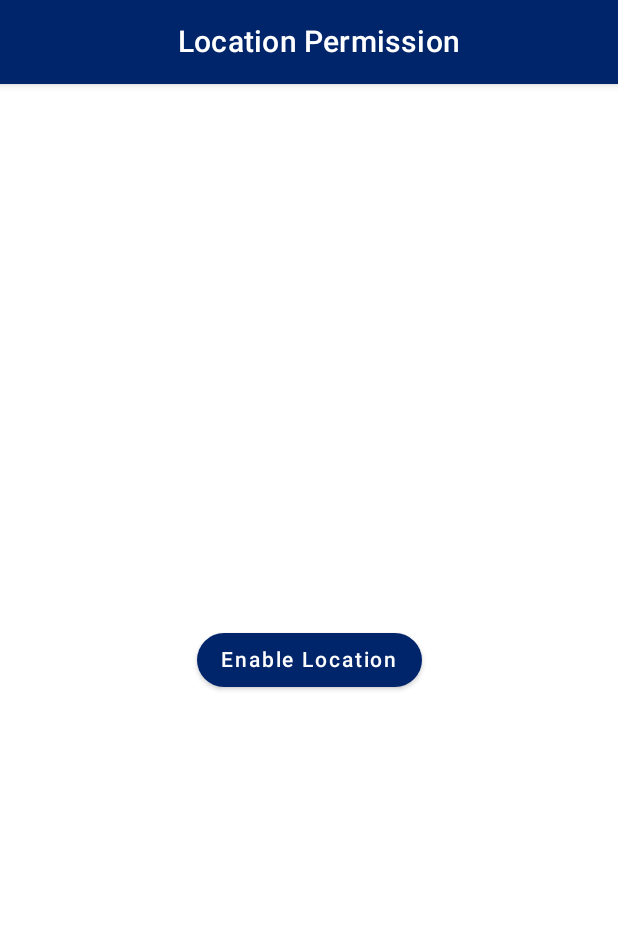
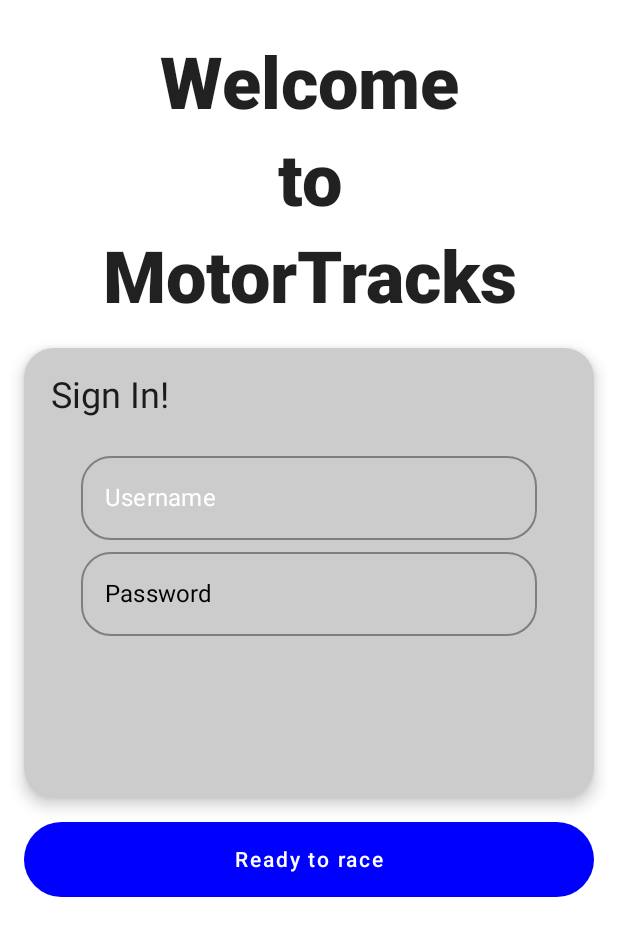
Before and after one commit to LoryBug/ComponentiKotlinCompose, an Android app built with Jetpack Compose: the screen it shows after launch (MainActivity), on a phone screen of 412 x 824 dp. Shown: the top 936 px of the screen. Run offline under Robolectric (Android 15) with nearby library versions, the phone set to English and light mode, and no system bars.

Commit message:
add loginScreen

```diff
--- a/app/build.gradle
+++ b/app/build.gradle
@@ -80,4 +80,5 @@ dependencies {
     implementation 'org.jetbrains.kotlinx:kotlinx-coroutines-core:1.5.2'
     implementation 'org.jetbrains.kotlinx:kotlinx-coroutines-android:1.5.2'
     //permessi
+    implementation "com.google.accompanist:accompanist-permissions:0.20.2"
 }
--- a/app/src/main/java/com/example/provacomponenti/CommonItem/FAB.kt
+++ b/app/src/main/java/com/example/provacomponenti/CommonItem/FAB.kt
@@ -8,11 +8,13 @@ import androidx.compose.runtime.Composable
 import androidx.compose.ui.res.painterResource
 import androidx.compose.ui.unit.dp
 import androidx.navigation.NavController
+
 import com.example.provacomponenti.R
 
 @Composable
 fun FloatingActionButtons(navController: NavController){
-    val fabNav = "maps"
+    val fabNav = "permission"
+
     FloatingActionButton(
         onClick = { navController.navigate(fabNav) {
         navController.graph.startDestinationRoute?.let { route ->
--- a/app/src/main/java/com/example/provacomponenti/CommonItem/TopBarSecondary.kt
+++ b/app/src/main/java/com/example/provacomponenti/CommonItem/TopBarSecondary.kt
@@ -13,13 +13,13 @@ import androidx.compose.ui.unit.dp
 import androidx.navigation.NavController
 
 @Composable
-fun TopBarSec(string: String){
-    val navArrow = "home"
+fun TopBarSec(string: String,navController: NavController){
     TopAppBar(
         title = { Text(string) },
         elevation = 4.dp,
         navigationIcon = {
             IconButton(onClick = {
+                navController.popBackStack()
             }) {
                 Icon(Icons.Filled.ArrowBack, contentDescription = null)
             }
--- a/app/src/main/java/com/example/provacomponenti/Home/HomeScreen.kt
+++ b/app/src/main/java/com/example/provacomponenti/Home/HomeScreen.kt
@@ -38,10 +38,6 @@ fun HomeScreen() {
                         modifier = Modifier
                             .padding(top = 12.dp)
                             .fillMaxWidth(0.8f),
-                        border = BorderStroke(
-                            2.dp,
-                            MaterialTheme.colors.primary
-                        ),
                         shape = MaterialTheme.shapes.medium,
                         elevation = 4.dp
                     ) {
--- /dev/null
+++ b/app/src/main/java/com/example/provacomponenti/Login/LoginScreen.kt
@@ -0,0 +1,184 @@
+package com.example.provacomponenti.Login
+
+import androidx.compose.foundation.interaction.MutableInteractionSource
+import androidx.compose.foundation.layout.*
+import androidx.compose.foundation.lazy.LazyColumn
+import androidx.compose.foundation.shape.CircleShape
+import androidx.compose.foundation.text.KeyboardOptions
+import androidx.compose.material.*
+import androidx.compose.runtime.*
+import androidx.compose.ui.Alignment
+import androidx.compose.ui.Modifier
+import androidx.compose.ui.draw.clip
+import androidx.compose.ui.graphics.Color
+import androidx.compose.ui.text.font.FontWeight
+import androidx.compose.ui.text.input.*
+import androidx.compose.ui.text.style.TextAlign
+import androidx.compose.ui.unit.dp
+
+
+
+@Composable
+fun Login(onLoginSuccess: () -> Unit) {
+    Scaffold() {
+        //TextFields
+        var username by remember { mutableStateOf(TextFieldValue("")) }
+        var password by remember { mutableStateOf(TextFieldValue("")) }
+        var hasError by remember { mutableStateOf(false) }
+        var passwordVisualTransformation by remember {
+            mutableStateOf<VisualTransformation>(
+                PasswordVisualTransformation()
+            )
+        }
+        val usernameInteractionState = remember { MutableInteractionSource() }
+        val passwordInteractionState = remember { MutableInteractionSource() }
+
+        LazyColumn(
+            modifier = Modifier
+                .fillMaxSize()
+                .padding(horizontal = 16.dp)
+        ) {
+            item { Spacer(modifier = Modifier.height(20.dp)) }
+            item {
+                Column(
+                    modifier = Modifier.fillMaxWidth(),
+                    horizontalAlignment = Alignment.CenterHorizontally
+                ) {
+                    Text(
+                        text = "Welcome",
+                        style = MaterialTheme.typography.h3.copy(
+                            fontWeight = FontWeight.ExtraBold,
+                            textAlign = TextAlign.Center
+                        ),
+                        modifier = Modifier.padding(top = 8.dp)
+                    )
+                    Text(
+                        text = "to",
+                        style = MaterialTheme.typography.h3.copy(
+                            fontWeight = FontWeight.ExtraBold,
+                            textAlign = TextAlign.Center
+                        ),
+                        modifier = Modifier.padding(top = 8.dp)
+                    )
+                    Text(
+                        text = "MotorTracks",
+                        style = MaterialTheme.typography.h3.copy(
+                            fontWeight = FontWeight.ExtraBold,
+                            textAlign = TextAlign.Center
+                        ),
+                        modifier = Modifier.padding(top = 8.dp)
+                    )
+
+                }
+
+            }
+            item { Spacer(modifier = Modifier.height(18.dp)) }
+            item {
+                Card(
+
+                    modifier = Modifier
+                        .fillMaxWidth(1f)
+                        .height(300.dp),
+                    backgroundColor = Color.LightGray,
+                    elevation = 6.dp,
+                    shape = MaterialTheme.shapes.small,
+
+
+                    ) {
+                    Column(horizontalAlignment = Alignment.CenterHorizontally) {
+                        Row(
+                            Modifier
+                                .fillMaxWidth()
+                                .padding(6.dp)
+                        ) {
+                            Text(
+                                text = "Sign In!",
+                                style = MaterialTheme.typography.h5,
+                                modifier = Modifier.padding(
+                                    bottom = 12.dp,
+                                    top = 12.dp,
+                                    start = 12.dp
+                                )
+                            )
+                        }
+                        OutlinedTextField(
+
+                            value = username,
+                            maxLines = 1,
+                            isError = hasError,
+                            modifier = Modifier.fillMaxWidth(0.8f),
+                            keyboardOptions = KeyboardOptions(
+                                keyboardType = KeyboardType.Text,
+                                imeAction = ImeAction.Next
+                            ),
+                            label = { Text(text = "Username", color = Color.White) },
+                            placeholder = { Text("username") },
+                            onValueChange = {
+                                username = it
+                            },
+                            interactionSource = usernameInteractionState,
+
+                            )
+                        OutlinedTextField(
+                            value = password,
+                            maxLines = 1,
+                            isError = hasError,
+                            modifier = Modifier.fillMaxWidth(0.8f),
+                            keyboardOptions = KeyboardOptions(
+                                keyboardType = KeyboardType.Password,
+                                imeAction = ImeAction.Done
+                            ),
+                            label = { Text("Password", color = Color.Black) },
+                            placeholder = { Text(text = "12334444") },
+                            onValueChange = {
+                                password = it
+                            },
+                            interactionSource = passwordInteractionState,
+                            visualTransformation = passwordVisualTransformation,
+                        )
+                    }
+                }
+
+            }
+            item {
+                var loading by remember { mutableStateOf(false) }
+                Button(
+                    onClick = {
+                        if (invalidInput(username.text, password.text)) {
+                            hasError = true
+                            loading = false
+                        } else {
+                            loading = true
+                            hasError = false
+                            onLoginSuccess.invoke()
+                        }
+                    },
+                    modifier = Modifier
+                        .fillMaxWidth()
+                        .padding(vertical = 16.dp)
+                        .height(50.dp)
+                        .clip(CircleShape),
+                    colors = ButtonDefaults.buttonColors(
+                        backgroundColor = Color.Blue
+                    ),
+                    enabled = true
+                )
+                {
+                    if (loading) {
+                        HorizontalDottedProgressBar()
+                    } else {
+                        Text(
+                            text = "Ready to race",
+                            style = MaterialTheme.typography.button,
+                            color = MaterialTheme.colors.onPrimary
+                        )
+                    }
+                }
+            }
+        }
+
+    }
+
+}
+fun invalidInput(email: String, password: String) =
+    email.isBlank() || password.isBlank()
--- a/app/src/main/java/com/example/provacomponenti/MainActivity.kt
+++ b/app/src/main/java/com/example/provacomponenti/MainActivity.kt
@@ -12,17 +12,15 @@ import androidx.compose.runtime.*
 import androidx.compose.ui.Alignment
 import androidx.compose.ui.Modifier
 import androidx.compose.ui.text.style.TextAlign
-import androidx.lifecycle.ViewModelProvider
 import androidx.navigation.compose.rememberNavController
 import com.example.provacomponenti.CommonItem.DefaultSnackBar
 import com.example.provacomponenti.CommonItem.FabMaps
 import com.example.provacomponenti.CommonItem.FloatingActionButtons
 import com.example.provacomponenti.Home.BottomBar.BottomNavigationBar
+import com.example.provacomponenti.Login.Login
 import com.example.provacomponenti.Navigation.Navigation
 import com.example.provacomponenti.Permission.EnablePermissionUI
-import com.example.provacomponenti.Prova.DataBaseProva.MotorList
-import com.example.provacomponenti.Prova.DataBaseProva.ViewModelProva
-import com.example.provacomponenti.Prova.Screen.ProvaTrackScreen
+import com.example.provacomponenti.Permission.Sample
 import com.example.provacomponenti.ui.theme.ProvaComponentiTheme
 import com.example.provacomponenti.viewModel.PermissionViewModel
 
@@ -30,50 +28,14 @@ import com.example.provacomponenti.viewModel.PermissionViewModel
 class MainActivity : ComponentActivity() {
 
 
-
     override fun onCreate(savedInstanceState: Bundle?) {
         super.onCreate(savedInstanceState)
 
         setContent {
-            val scaffoldState = rememberScaffoldState()
-            val permissionViewModel = PermissionViewModel()
+
 
             ProvaComponentiTheme {
-                Surface(color = MaterialTheme.colors.background) {
-                    Scaffold(
-                        topBar = {
-                            TopAppBar(
-                                title = {
-                                    Text(
-                                        text = "Location Permission",
-                                        modifier = Modifier.fillMaxWidth(),
-                                        textAlign = TextAlign.Center
-                                    )
-                                }
-                            )
-                        },
-                        scaffoldState = scaffoldState,
-                        snackbarHost = { scaffoldState.snackbarHostState },
-                        content = { innerPadding ->
-                            Column {
-                                Box(modifier = Modifier.padding(innerPadding)) {
-                                    EnablePermissionUI(
-                                        scaffoldState = scaffoldState,
-                                        permissionViewModel = permissionViewModel
-                                    )
 
-                                    DefaultSnackBar(
-                                        snackbarHostState = scaffoldState.snackbarHostState,
-                                        modifier = Modifier.align(Alignment.BottomCenter),
-                                        onAction = {
-                                            scaffoldState.snackbarHostState.currentSnackbarData?.performAction()
-                                        }
-                                    )
-                                }
-                            }
-                        }
-                    )
-                }
                 // A surface container using the 'background' color from the theme
                 //CardNewMoto()
                 //Greetings(motors)
@@ -81,12 +43,18 @@ class MainActivity : ComponentActivity() {
                 //HomeScreen()
                 //MotorScreen()
                 //MainScreen()
+                Login {
+
+                }
                 //ProvaTrackScreen()
+
+
 
             }
         }
     }
 }
+
 
 @Composable
 fun MainScreen(
@@ -96,7 +64,7 @@ fun MainScreen(
     Scaffold(
         bottomBar = { BottomNavigationBar(navController) },
         floatingActionButton = { FloatingActionButtons(navController) },
-        ) {
+    ) {
         Navigation(navController = navController)
     }
 }
--- a/app/src/main/java/com/example/provacomponenti/Motor/MotorScreen.kt
+++ b/app/src/main/java/com/example/provacomponenti/Motor/MotorScreen.kt
@@ -13,6 +13,7 @@ import androidx.compose.ui.Alignment
 import androidx.compose.ui.Modifier
 import androidx.compose.ui.platform.LocalContext
 import androidx.compose.ui.unit.dp
+import androidx.navigation.NavController
 import com.example.provacomponenti.CardPosMotor
 import com.example.provacomponenti.CommonItem.TopBarSec
 import com.example.provacomponenti.viewModel.MainViewModel
@@ -20,10 +21,10 @@ import com.example.provacomponenti.Motor.Card.CardAddMoto
 
 
 @Composable
-fun MotorScreen(
+fun MotorScreen( navController: NavController
 ) {
 
-    Scaffold(topBar = { TopBarSec("Moto") }) {
+    Scaffold(topBar = { TopBarSec("Moto",navController) }) {
         LazyColumn(modifier = Modifier
             .fillMaxSize()
             .padding(bottom = 56.dp), horizontalAlignment = Alignment.CenterHorizontally) {
--- a/app/src/main/java/com/example/provacomponenti/Navigation/NavigationItem.kt
+++ b/app/src/main/java/com/example/provacomponenti/Navigation/NavigationItem.kt
@@ -8,4 +8,5 @@ sealed class NavigationItem(var route: String, var icon: Int, var title: String)
     object MyMotors : NavigationItem("motor", R.drawable.ic_two_wheeler, "Motors")
     object MyTracks : NavigationItem("track", R.drawable.ic_track, "Tracks")
     object Maps : NavigationItem("maps", R.drawable.ic_pin, "Maps")
+    object Permission : NavigationItem("permission", R.drawable.ic_pin, "Permission")
 }
--- a/app/src/main/java/com/example/provacomponenti/Permission/EnablePermissionUI.kt
+++ b/app/src/main/java/com/example/provacomponenti/Permission/EnablePermissionUI.kt
@@ -6,6 +6,7 @@ import androidx.compose.foundation.layout.Arrangement
 import androidx.compose.foundation.layout.Column
 import androidx.compose.foundation.layout.fillMaxSize
 import androidx.compose.material.Button
+import androidx.compose.material.FloatingActionButton
 import androidx.compose.material.ScaffoldState
 import androidx.compose.material.Text
 import androidx.compose.runtime.Composable
@@ -15,6 +16,7 @@ import androidx.compose.runtime.rememberCoroutineScope
 import androidx.compose.ui.Alignment
 import androidx.compose.ui.Modifier
 import androidx.compose.ui.platform.LocalContext
+import androidx.navigation.NavController
 import com.example.provacomponenti.Maps.PermissionUI
 import com.example.provacomponenti.viewModel.PermissionViewModel
 import kotlinx.coroutines.launch
@@ -22,7 +24,8 @@ import kotlinx.coroutines.launch
 @Composable
 fun EnablePermissionUI(
     scaffoldState: ScaffoldState,
-    permissionViewModel: PermissionViewModel
+    permissionViewModel: PermissionViewModel,
+
 ) {
     val scope = rememberCoroutineScope()
     val context = LocalContext.current
@@ -54,12 +57,8 @@ fun EnablePermissionUI(
         horizontalAlignment = Alignment.CenterHorizontally,
         verticalArrangement = Arrangement.Center
     ) {
-        Button(
-            onClick = {
-                permissionViewModel.setPerformLocationAction(true)
-            }
-        ) {
-            Text(text = "Enable Location")
+        FloatingActionButton(onClick = { permissionViewModel.setPerformLocationAction(true) }) {
+
         }
     }
 }
--- a/app/src/main/java/com/example/provacomponenti/Prova/Screen/ProvaScreenTrack.kt
+++ b/app/src/main/java/com/example/provacomponenti/Prova/Screen/ProvaScreenTrack.kt
@@ -14,16 +14,17 @@ import androidx.compose.ui.Modifier
 import androidx.compose.ui.graphics.Color
 import androidx.compose.ui.text.style.TextAlign
 import androidx.compose.ui.unit.dp
+import androidx.navigation.NavController
 import androidx.navigation.compose.rememberNavController
 import com.example.provacomponenti.CommonItem.TopBarSec
 
 @Composable
-fun ProvaTrackScreen() {
+fun ProvaTrackScreen(navController: NavController) {
     var barState by rememberSaveable{(mutableStateOf(false))}
 
 
     Scaffold(
-        topBar = { TopBarSec("Tracciati") },
+        topBar = { TopBarSec("Tracciati", navController) },
         floatingActionButton = {
             FloatingActionButton(onClick = {}) {
                 Icon(
--- a/app/src/main/java/com/example/provacomponenti/Track/TrackScreen.kt
+++ b/app/src/main/java/com/example/provacomponenti/Track/TrackScreen.kt
@@ -9,6 +9,7 @@ import androidx.compose.ui.Modifier
 import androidx.compose.ui.text.input.TextFieldValue
 import androidx.compose.ui.unit.dp
 import androidx.lifecycle.LiveData
+import androidx.navigation.NavController
 import androidx.navigation.compose.rememberNavController
 import com.example.provacomponenti.CardPosTracks
 import com.example.provacomponenti.CommonItem.TopBarSec
@@ -17,12 +18,12 @@ import com.example.provacomponenti.Database.Track
 
 
 @Composable
-fun TrackScreen(){
+fun TrackScreen(navController: NavController){
     var stato by rememberSaveable { mutableStateOf(true) }
     var trackList : LiveData<List<Track>>
 
     Scaffold (
-        topBar = { TopBarSec("Tracciati") },
+        topBar = { TopBarSec("Tracciati",navController) },
 
             ){
         LazyColumn(modifier = Modifier
```
Also changed, not shown: app/src/main/java/com/example/provacomponenti/CommonItem/FabMaps.kt (+11 -53 lines), app/src/main/java/com/example/provacomponenti/Login/ProgressBar.kt (added, +72 -0 lines), app/src/main/java/com/example/provacomponenti/Maps/MapsScreen.kt (+4 -20 lines), app/src/main/java/com/example/provacomponenti/Navigation/Navigation.kt (+9 -3 lines), app/src/main/java/com/example/provacomponenti/Permission/PermissionScreen.kt (added, +62 -0 lines).
